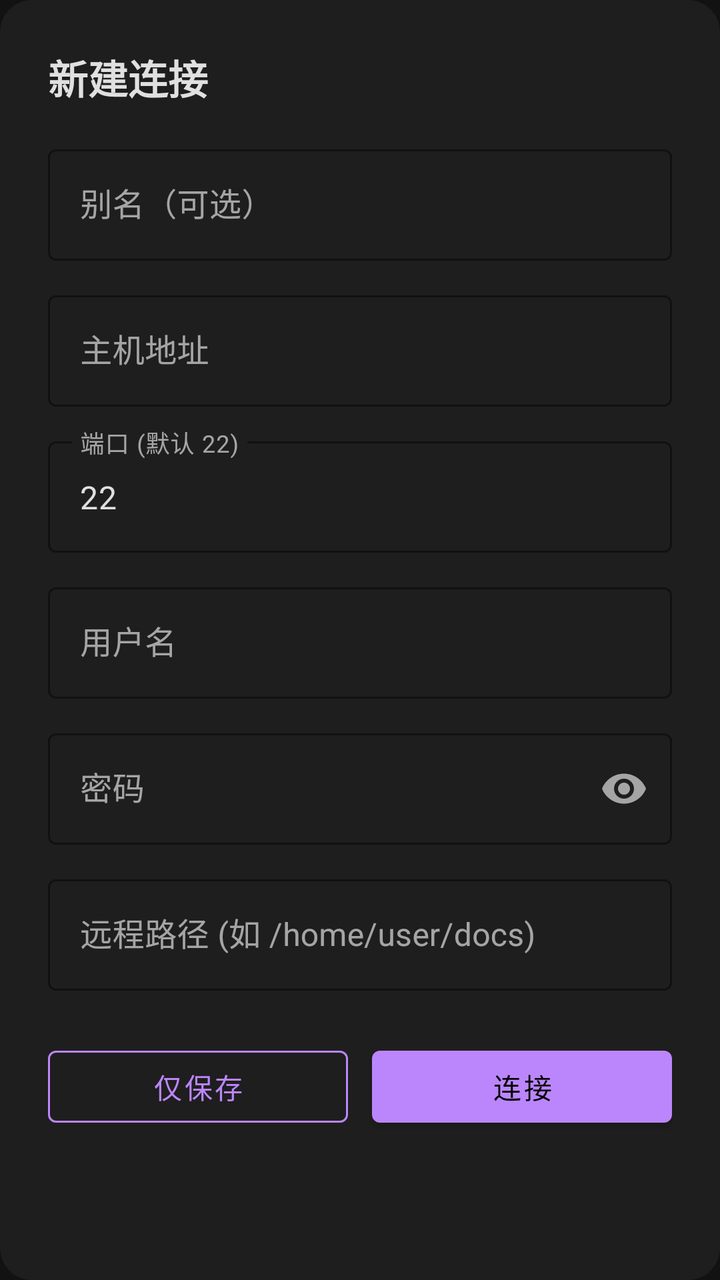
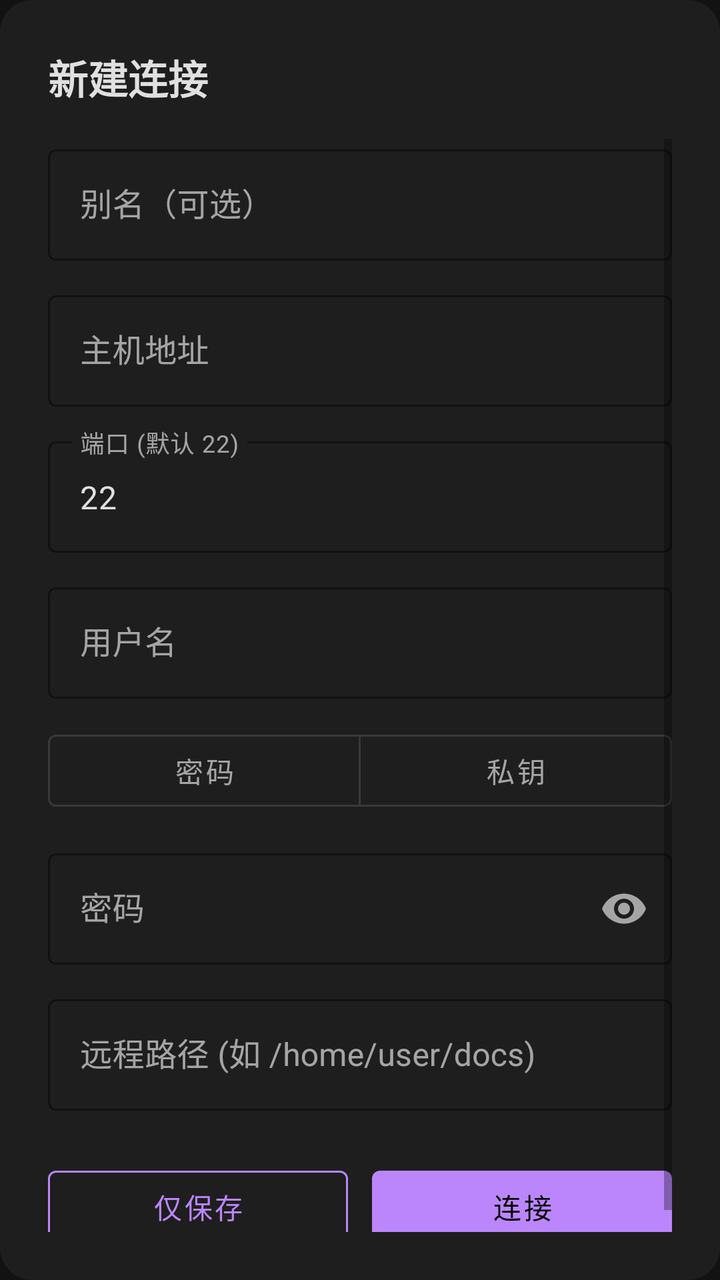

Screens rendered from an Android XML layout before and after an edit, with the pre-edit source and the edit as a unified diff.
<!-- AndroidManifest.xml: application theme Theme.SSHMdReader -->
<!-- res/layout/dialog_connection.xml -->
<?xml version="1.0" encoding="utf-8"?>
<LinearLayout xmlns:android="http://schemas.android.com/apk/res/android"
    xmlns:app="http://schemas.android.com/apk/res-auto"
    android:layout_width="match_parent"
    android:layout_height="wrap_content"
    android:orientation="vertical"
    android:background="@drawable/bg_dialog"
    android:padding="24dp">

    <TextView
        android:id="@+id/dialog_title"
        android:layout_width="match_parent"
        android:layout_height="wrap_content"
        android:text="新建连接"
        android:textSize="20sp"
        android:textColor="#E0E0E0"
        android:textStyle="bold"
        android:layout_marginBottom="16dp" />

    <ScrollView
        android:layout_width="match_parent"
        android:layout_height="wrap_content">

        <LinearLayout
            android:layout_width="match_parent"
            android:layout_height="wrap_content"
            android:orientation="vertical">

            <com.google.android.material.textfield.TextInputLayout
                android:layout_width="match_parent"
                android:layout_height="wrap_content"
                android:hint="别名（可选）"
                style="@style/Widget.SSHMdReader.TextInputLayout">

                <com.google.android.material.textfield.TextInputEditText
                    android:id="@+id/et_alias"
                    android:layout_width="match_parent"
                    android:layout_height="wrap_content"
                    android:inputType="text"
                    android:textColor="@color/text_primary" />

            </com.google.android.material.textfield.TextInputLayout>

            <com.google.android.material.textfield.TextInputLayout
                android:layout_width="match_parent"
                android:layout_height="wrap_content"
                android:layout_marginTop="12dp"
                android:hint="@string/hint_host"
                style="@style/Widget.SSHMdReader.TextInputLayout">

                <com.google.android.material.textfield.TextInputEditText
                    android:id="@+id/et_host"
                    android:layout_width="match_parent"
                    android:layout_height="wrap_content"
                    android:inputType="textUri"
                    android:textColor="@color/text_primary" />

            </com.google.android.material.textfield.TextInputLayout>

            <com.google.android.material.textfield.TextInputLayout
                android:layout_width="match_parent"
                android:layout_height="wrap_content"
                android:layout_marginTop="12dp"
                android:hint="@string/hint_port"
                style="@style/Widget.SSHMdReader.TextInputLayout">

                <com.google.android.material.textfield.TextInputEditText
                    android:id="@+id/et_port"
                    android:layout_width="match_parent"
                    android:layout_height="wrap_content"
                    android:inputType="number"
                    android:text="22"
                    android:textColor="@color/text_primary" />

            </com.google.android.material.textfield.TextInputLayout>

            <com.google.android.material.textfield.TextInputLayout
                android:layout_width="match_parent"
                android:layout_height="wrap_content"
                android:layout_marginTop="12dp"
                android:hint="@string/hint_username"
                style="@style/Widget.SSHMdReader.TextInputLayout">

                <com.google.android.material.textfield.TextInputEditText
                    android:id="@+id/et_username"
                    android:layout_width="match_parent"
                    android:layout_height="wrap_content"
                    android:inputType="text"
                    android:textColor="@color/text_primary" />

            </com.google.android.material.textfield.TextInputLayout>

            <com.google.android.material.textfield.TextInputLayout
                android:layout_width="match_parent"
                android:layout_height="wrap_content"
                android:layout_marginTop="12dp"
                android:hint="@string/hint_password"
                app:endIconMode="password_toggle"
                style="@style/Widget.SSHMdReader.TextInputLayout">

                <com.google.android.material.textfield.TextInputEditText
                    android:id="@+id/et_password"
                    android:layout_width="match_parent"
                    android:layout_height="wrap_content"
                    android:inputType="textPassword"
                    android:textColor="@color/text_primary" />

            </com.google.android.material.textfield.TextInputLayout>

            <com.google.android.material.textfield.TextInputLayout
                android:layout_width="match_parent"
                android:layout_height="wrap_content"
                android:layout_marginTop="12dp"
                android:hint="@string/hint_remote_path"
                style="@style/Widget.SSHMdReader.TextInputLayout">

                <com.google.android.material.textfield.TextInputEditText
                    android:id="@+id/et_remote_path"
                    android:layout_width="match_parent"
                    android:layout_height="wrap_content"
                    android:inputType="textUri"
                    android:textColor="@color/text_primary" />

            </com.google.android.material.textfield.TextInputLayout>

            <LinearLayout
                android:layout_width="match_parent"
                android:layout_height="wrap_content"
                android:orientation="horizontal"
                android:layout_marginTop="24dp">

                <com.google.android.material.button.MaterialButton
                    android:id="@+id/btn_save_only"
                    android:layout_width="0dp"
                    android:layout_height="48dp"
                    android:layout_weight="1"
                    android:text="仅保存"
                    style="@style/Widget.MaterialComponents.Button.OutlinedButton"
                    android:textColor="@color/md_theme_primary"
                    app:strokeColor="@color/md_theme_primary" />

                <com.google.android.material.button.MaterialButton
                    android:id="@+id/btn_connect"
                    android:layout_width="0dp"
                    android:layout_height="48dp"
                    android:layout_weight="1"
                    android:layout_marginStart="12dp"
                    android:text="@string/btn_connect"
                    style="@style/Widget.SSHMdReader.Button" />

            </LinearLayout>

            <ProgressBar
                android:id="@+id/progress_bar"
                android:layout_width="wrap_content"
                android:layout_height="wrap_content"
                android:layout_gravity="center"
                android:layout_marginTop="12dp"
                android:visibility="gone"
                android:indeterminateTint="@color/md_theme_primary" />

        </LinearLayout>

    </ScrollView>

</LinearLayout>
<!-- resources referenced by this layout -->
<resources>
  <color name="md_theme_primary">#BB86FC</color>
  <color name="text_primary">#E0E0E0</color>
  <!-- drawable bg_dialog (drawable) -->
  <?xml version="1.0" encoding="utf-8"?>
  <shape xmlns:android="http://schemas.android.com/apk/res/android"
      android:shape="rectangle">
      <solid android:color="#1E1E1E" />
      <corners android:radius="16dp" />
  </shape>
  <string name="btn_connect">连接</string>
  <string name="hint_host">主机地址</string>
  <string name="hint_password">密码</string>
  <string name="hint_port">端口 (默认 22)</string>
  <string name="hint_remote_path">远程路径 (如 /home/user/docs)</string>
  <string name="hint_username">用户名</string>
  <style name="Widget.SSHMdReader.Button" parent="Widget.MaterialComponents.Button">
          <item name="backgroundTint">@color/md_theme_primary</item>
          <item name="android:textColor">@color/md_theme_on_primary</item>
      </style>
  <style name="Widget.SSHMdReader.TextInputLayout" parent="Widget.MaterialComponents.TextInputLayout.OutlinedBox">
          <item name="boxStrokeColor">@color/md_theme_primary</item>
          <item name="hintTextColor">@color/md_theme_primary</item>
      </style>
  <style name="Theme.SSHMdReader" parent="Theme.MaterialComponents.DayNight.NoActionBar">
          <item name="colorPrimary">@color/md_theme_primary</item>
          <item name="colorPrimaryVariant">@color/md_theme_primary_variant</item>
          <item name="colorOnPrimary">@color/md_theme_on_primary</item>
          <item name="colorSecondary">@color/md_theme_secondary</item>
          <item name="colorSecondaryVariant">@color/md_theme_secondary_variant</item>
          <item name="colorOnSecondary">@color/md_theme_on_secondary</item>
          <item name="android:colorBackground">@color/md_theme_background</item>
          <item name="colorSurface">@color/md_theme_surface</item>
          <item name="colorOnSurface">@color/md_theme_on_surface</item>
          <item name="colorError">@color/md_theme_error</item>
          <item name="colorOnError">@color/md_theme_on_error</item>
          <item name="android:statusBarColor">@color/md_theme_background</item>
          <item name="android:navigationBarColor">@color/md_theme_background</item>
      </style>
  <color name="md_theme_on_primary">#000000</color>
  <color name="md_theme_primary_variant">#3700B3</color>
  <color name="md_theme_secondary">#03DAC6</color>
  <color name="md_theme_secondary_variant">#03DAC6</color>
  <color name="md_theme_on_secondary">#000000</color>
  <color name="md_theme_background">#121212</color>
  <color name="md_theme_surface">#1E1E1E</color>
  <color name="md_theme_on_surface">#FFFFFF</color>
  <color name="md_theme_error">#CF6679</color>
  <color name="md_theme_on_error">#000000</color>
</resources>

<!-- the commit's change to res/layout/dialog_connection.xml (unified diff, before → after) -->
@@ -90,7 +90,34 @@
 
             </com.google.android.material.textfield.TextInputLayout>
 
-            <com.google.android.material.textfield.TextInputLayout
+            <com.google.android.material.button.MaterialButtonToggleGroup
+                android:id="@+id/toggle_auth_mode"
+                android:layout_width="match_parent"
+                android:layout_height="wrap_content"
+                android:layout_marginTop="12dp"
+                app:singleSelection="true"
+                app:selectionRequired="true">
+
+                <com.google.android.material.button.MaterialButton
+                    android:id="@+id/btn_auth_password"
+                    style="?attr/materialButtonOutlinedStyle"
+                    android:layout_width="0dp"
+                    android:layout_height="wrap_content"
+                    android:layout_weight="1"
+                    android:text="@string/auth_mode_password" />
+
+                <com.google.android.material.button.MaterialButton
+                    android:id="@+id/btn_auth_key"
+                    style="?attr/materialButtonOutlinedStyle"
+                    android:layout_width="0dp"
+                    android:layout_height="wrap_content"
+                    android:layout_weight="1"
+                    android:text="@string/auth_mode_key" />
+
+            </com.google.android.material.button.MaterialButtonToggleGroup>
+
+            <com.google.android.material.textfield.TextInputLayout
+                android:id="@+id/til_password"
                 android:layout_width="match_parent"
                 android:layout_height="wrap_content"
                 android:layout_marginTop="12dp"
@@ -106,6 +133,51 @@
                     android:textColor="@color/text_primary" />
 
             </com.google.android.material.textfield.TextInputLayout>
+
+            <LinearLayout
+                android:id="@+id/layout_key_fields"
+                android:layout_width="match_parent"
+                android:layout_height="wrap_content"
+                android:orientation="vertical"
+                android:visibility="gone">
+
+                <com.google.android.material.textfield.TextInputLayout
+                    android:layout_width="match_parent"
+                    android:layout_height="wrap_content"
+                    android:layout_marginTop="12dp"
+                    android:hint="@string/hint_private_key"
+                    style="@style/Widget.SSHMdReader.TextInputLayout">
+
+                    <com.google.android.material.textfield.TextInputEditText
+                        android:id="@+id/et_private_key"
+                        android:layout_width="match_parent"
+                        android:layout_height="wrap_content"
+                        android:minLines="4"
+                        android:gravity="top"
+                        android:inputType="textMultiLine"
+                        android:typeface="monospace"
+                        android:textColor="@color/text_primary" />
+
+                </com.google.android.material.textfield.TextInputLayout>
+
+                <com.google.android.material.textfield.TextInputLayout
+                    android:layout_width="match_parent"
+                    android:layout_height="wrap_content"
+                    android:layout_marginTop="12dp"
+                    android:hint="@string/hint_key_passphrase"
+                    app:endIconMode="password_toggle"
+                    style="@style/Widget.SSHMdReader.TextInputLayout">
+
+                    <com.google.android.material.textfield.TextInputEditText
+                        android:id="@+id/et_key_passphrase"
+                        android:layout_width="match_parent"
+                        android:layout_height="wrap_content"
+                        android:inputType="textPassword"
+                        android:textColor="@color/text_primary" />
+
+                </com.google.android.material.textfield.TextInputLayout>
+
+            </LinearLayout>
 
             <com.google.android.material.textfield.TextInputLayout
                 android:layout_width="match_parent"
<!-- resource entries referenced after the edit -->
@@ -9,10 +9,14 @@
       <solid android:color="#1E1E1E" />
       <corners android:radius="16dp" />
   </shape>
+  <string name="auth_mode_key">私钥</string>
+  <string name="auth_mode_password">密码</string>
   <string name="btn_connect">连接</string>
   <string name="hint_host">主机地址</string>
+  <string name="hint_key_passphrase">私钥口令（可选）</string>
   <string name="hint_password">密码</string>
   <string name="hint_port">端口 (默认 22)</string>
+  <string name="hint_private_key">私钥（PEM 内容）</string>
   <string name="hint_remote_path">远程路径 (如 /home/user/docs)</string>
   <string name="hint_username">用户名</string>
   <style name="Widget.SSHMdReader.Button" parent="Widget.MaterialComponents.Button">
